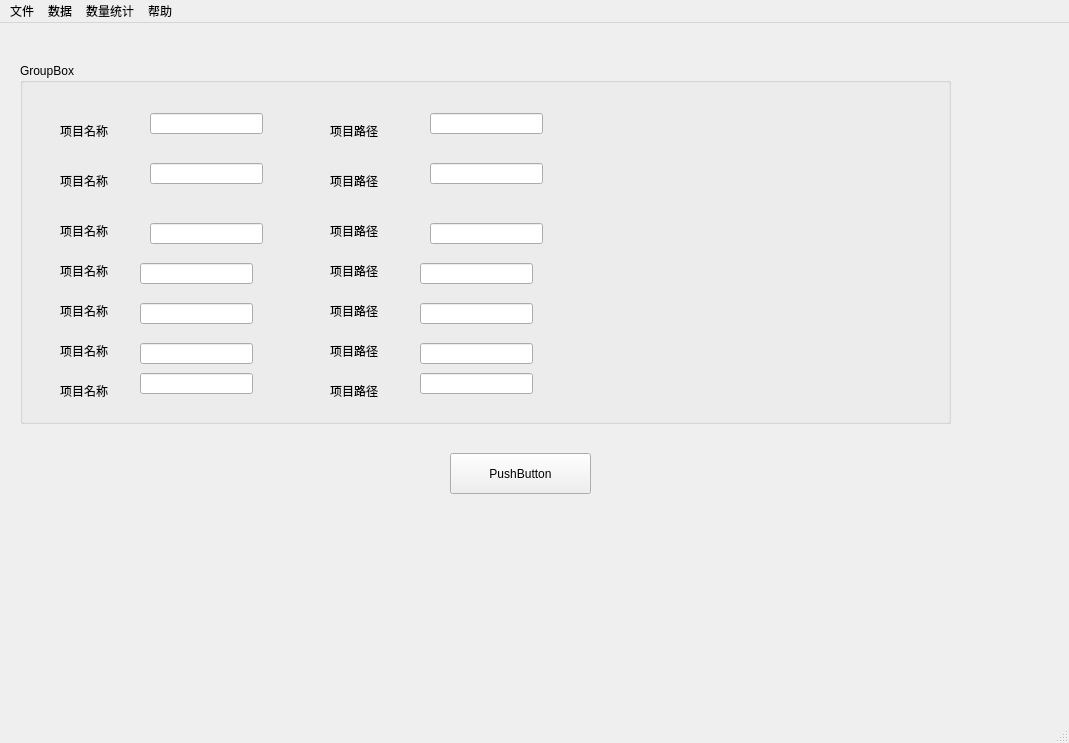
Above: UI/main.ui from yuebulv/prctice before the change. Below: the same form after it.
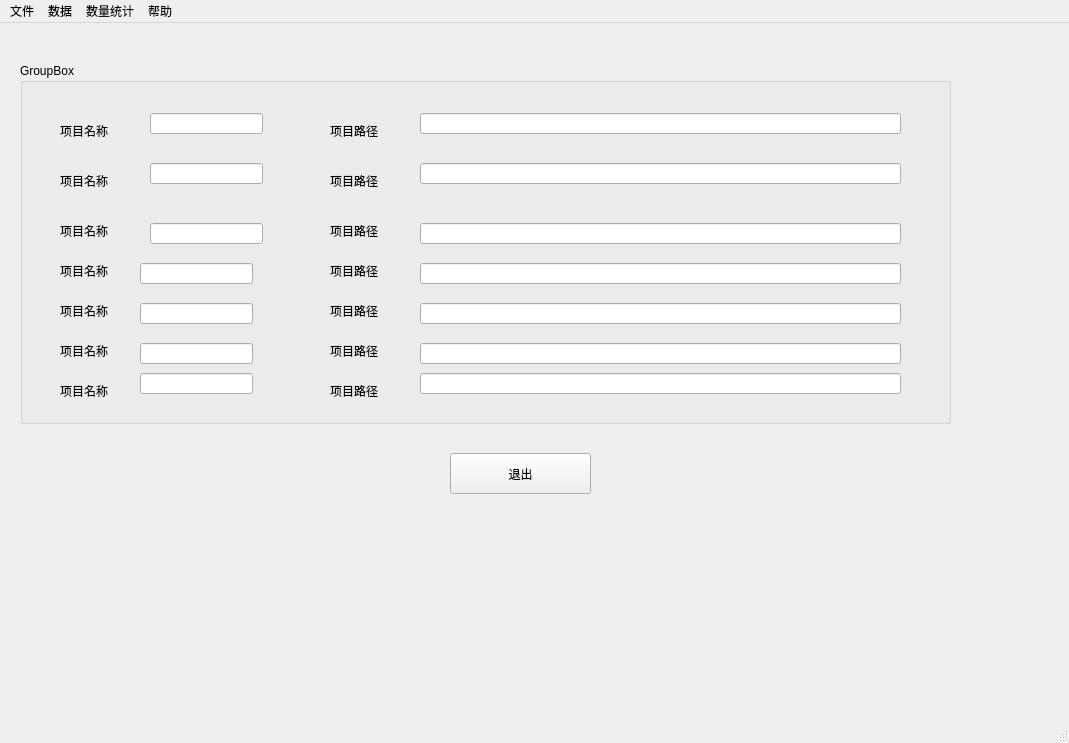
That is the form after the change.

Diff of the .ui file:
```diff
--- a/UI/main.ui
+++ b/UI/main.ui
@@ -24,7 +24,7 @@
      </rect>
     </property>
     <property name="text">
-     <string>PushButton</string>
+     <string>退出</string>
     </property>
    </widget>
    <widget class="QGroupBox" name="groupBox">
@@ -234,9 +234,9 @@
     <widget class="QLineEdit" name="lineEdit_prjpath_1">
      <property name="geometry">
       <rect>
-       <x>410</x>
+       <x>400</x>
        <y>50</y>
-       <width>113</width>
+       <width>481</width>
        <height>21</height>
       </rect>
      </property>
@@ -254,9 +254,9 @@
     <widget class="QLineEdit" name="lineEdit_prjpath_2">
      <property name="geometry">
       <rect>
-       <x>410</x>
+       <x>400</x>
        <y>100</y>
-       <width>113</width>
+       <width>481</width>
        <height>21</height>
       </rect>
      </property>
@@ -274,9 +274,9 @@
     <widget class="QLineEdit" name="lineEdit_prjpath_3">
      <property name="geometry">
       <rect>
-       <x>410</x>
+       <x>400</x>
        <y>160</y>
-       <width>113</width>
+       <width>481</width>
        <height>21</height>
       </rect>
      </property>
@@ -296,7 +296,7 @@
       <rect>
        <x>400</x>
        <y>200</y>
-       <width>113</width>
+       <width>481</width>
        <height>21</height>
       </rect>
      </property>
@@ -316,7 +316,7 @@
       <rect>
        <x>400</x>
        <y>240</y>
-       <width>113</width>
+       <width>481</width>
        <height>21</height>
       </rect>
      </property>
@@ -326,7 +326,7 @@
       <rect>
        <x>400</x>
        <y>280</y>
-       <width>113</width>
+       <width>481</width>
        <height>21</height>
       </rect>
      </property>
@@ -346,7 +346,7 @@
       <rect>
        <x>400</x>
        <y>310</y>
-       <width>113</width>
+       <width>481</width>
        <height>21</height>
       </rect>
      </property>
```
Left out of the diff: 2 changed lines with no effect on the pictures.
